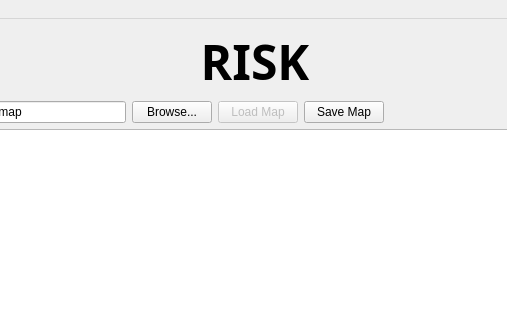
First picture: the form in gui/main_window.ui, repository TaimoorRana/Risk, before the edit; both pictures show x 145 to 652 and y 0 to 320 of the 800 by 600 pixel window.
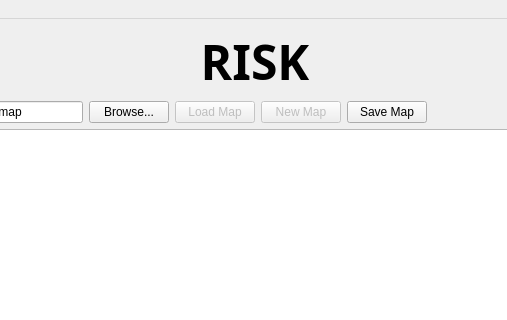
Second picture: the form after the edit.

The edit to the form file:
```diff
--- a/gui/main_window.ui
+++ b/gui/main_window.ui
@@ -62,6 +62,16 @@
         </property>
        </widget>
       </item>
+      <item>
+       <widget class="QPushButton" name="newPushButton">
+        <property name="enabled">
+         <bool>false</bool>
+        </property>
+        <property name="text">
+         <string>New Map</string>
+        </property>
+       </widget>
+      </item>
       <item>
        <widget class="QPushButton" name="saveMapPushButton">
         <property name="text">
```
